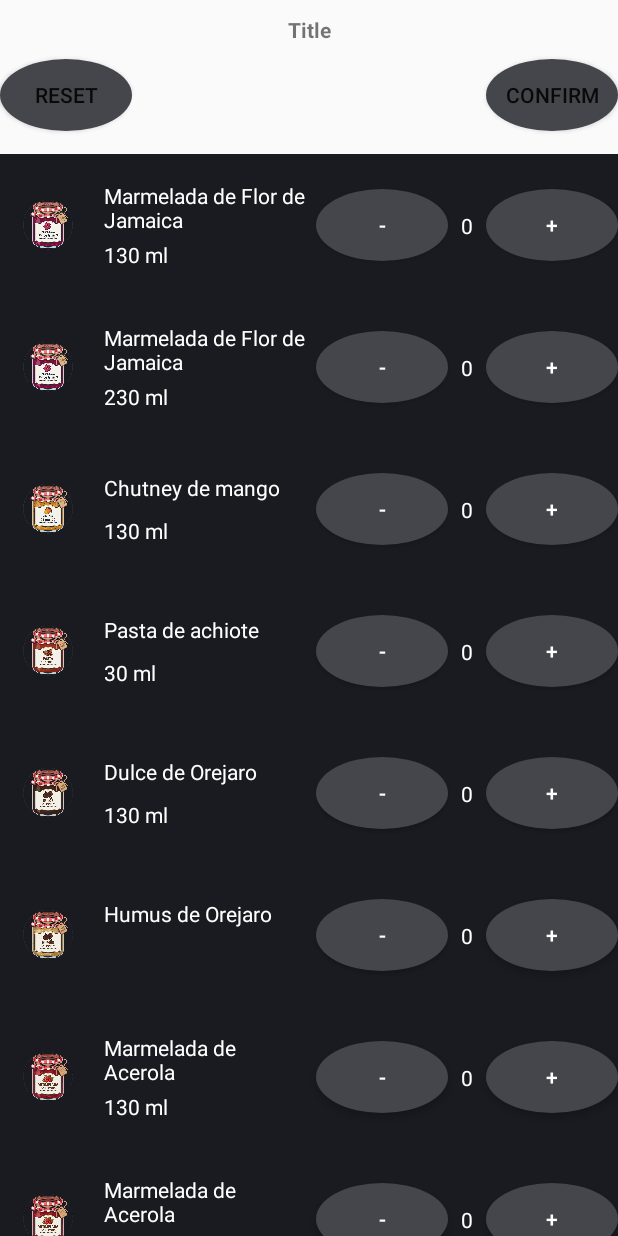
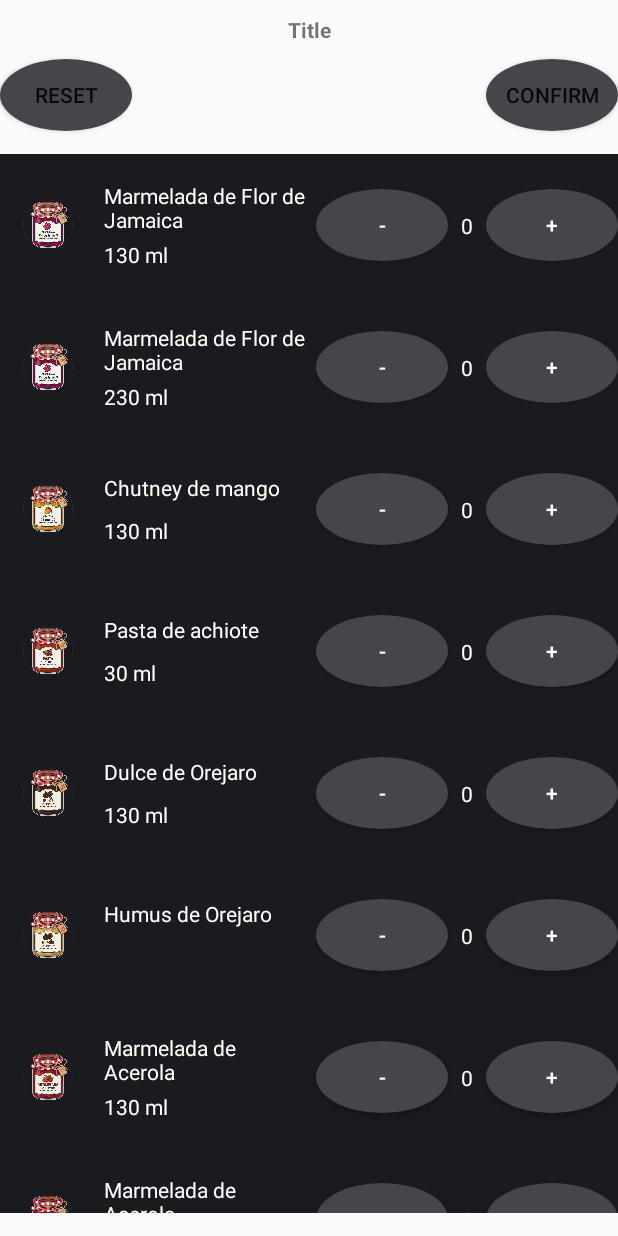
Before and after one commit to SissioMisio/PaymentCalculator, an Android app: the screen it shows after launch (MainActivity), on a phone screen of 412 x 824 dp. Run offline under Robolectric (Android 15) with nearby library versions, the phone set to English and light mode, and no system bars; 1 statement that could not run was skipped.

Commit message:
fix: make list of items in RecyclerView not go off the screen

```diff
--- a/app/src/main/res/layout/activity_main.xml
+++ b/app/src/main/res/layout/activity_main.xml
@@ -40,9 +40,10 @@
 
     <androidx.recyclerview.widget.RecyclerView
         android:id="@+id/item_list"
-        android:layout_width="match_parent"
-        android:layout_height="wrap_content"
+        android:layout_width="0dp"
+        android:layout_height="0dp"
         android:paddingVertical="15sp"
+        app:layout_constraintBottom_toBottomOf="parent"
         app:layout_constraintEnd_toEndOf="parent"
         app:layout_constraintStart_toStartOf="parent"
         app:layout_constraintTop_toBottomOf="@id/confirm" />
```
